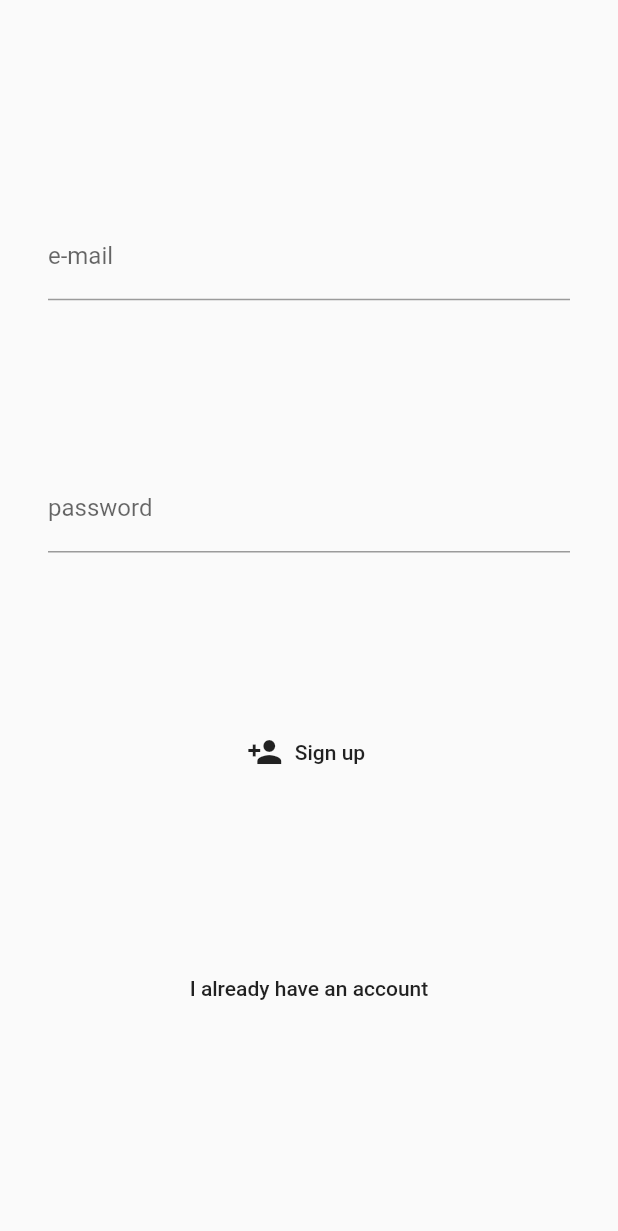
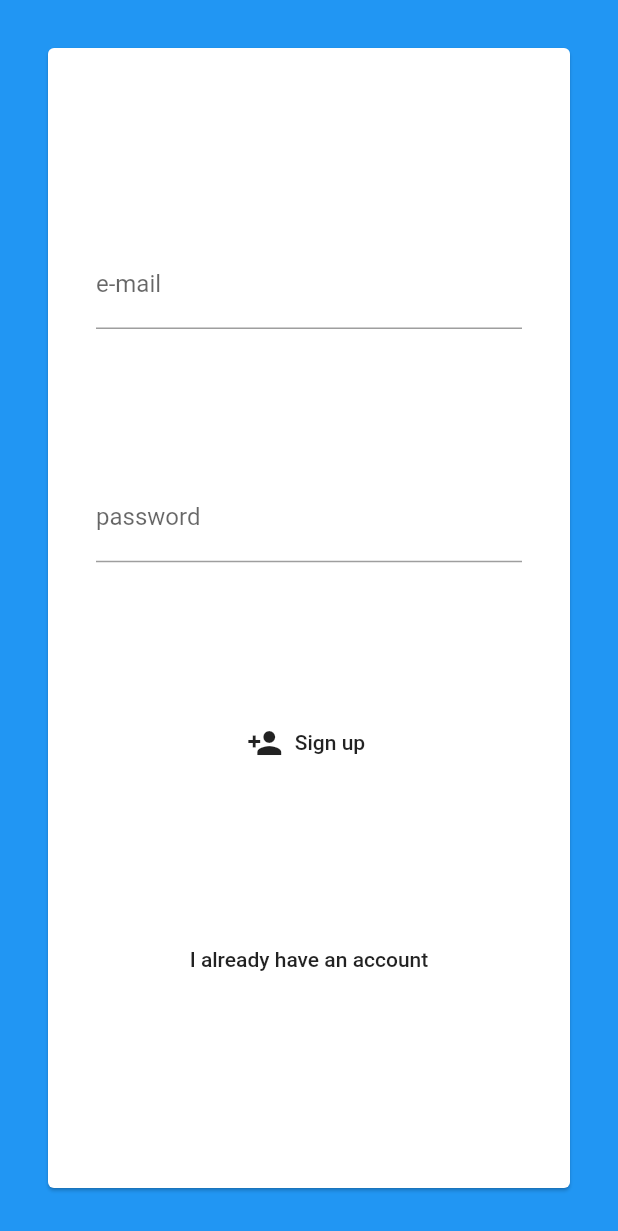
Before and after one commit to didof/goodmate, a Flutter app: the screen it shows after launch, on a phone screen of 412 x 824 dp. Shown: the top 1231 px of the screen. Run offline on Flutter 3.47's test engine with Material 2 defaults, Android fonts, the phone set to English and light mode, and no system bars; our stand-ins replace bloc, cloud_firestore, dartz, data_connection_checker, firebase_auth, firebase_core and 2 more; accounts and stored records are empty.

Commit message:
fixed get_it

```diff
--- a/lib/features/auth/presentation/bloc/authentication_bloc.dart
+++ b/lib/features/auth/presentation/bloc/authentication_bloc.dart
@@ -24,13 +24,13 @@ class AuthenticationBloc
     @required this.useCreateUserWithEmailAndPassword,
     @required this.useSignInUserWithEmailAndPassword,
     @required this.useSignOut,
-  }) : super(AuthenticationInitial());
+  }) : super(AuthenticationInitial(indexPage: 0));
 
   @override
   Stream<AuthenticationState> mapEventToState(
     AuthenticationEvent event,
   ) async* {
-    yield AuthenticationInitial();
+    yield AuthenticationInitial(indexPage: 0);
     if (event is TriggerCreateUserWithEmailAndPassword) {
       yield AuthenticationWaiting();
       final Either<Failure, UserCredential> user =
@@ -68,6 +68,9 @@ class AuthenticationBloc
     } else if (event is TriggerSignout) {
       yield AuthenticationWaiting();
       await useSignOut();
+      yield AuthenticationInitial(indexPage: 1);
+    } else if (event is TriggerShiftToPage) {
+      yield AuthenticationInitial(indexPage: event.indexPage);
     }
   }
 }
--- a/lib/features/auth/presentation/bloc/authentication_event.dart
+++ b/lib/features/auth/presentation/bloc/authentication_event.dart
@@ -40,3 +40,8 @@ class TriggerSignInUserWithEmailAndPassword extends AuthenticationEvent {
 }
 
 class TriggerSignout extends AuthenticationEvent {}
+
+class TriggerShiftToPage extends AuthenticationEvent {
+  final int indexPage;
+  TriggerShiftToPage(this.indexPage);
+}
--- a/lib/features/auth/presentation/bloc/authentication_state.dart
+++ b/lib/features/auth/presentation/bloc/authentication_state.dart
@@ -3,7 +3,10 @@ part of 'authentication_bloc.dart';
 @immutable
 abstract class AuthenticationState {}
 
-class AuthenticationInitial extends AuthenticationState {}
+class AuthenticationInitial extends AuthenticationState {
+  final int indexPage;
+  AuthenticationInitial({@required this.indexPage});
+}
 
 class AuthenticationWaiting extends AuthenticationState {}
 
--- /dev/null
+++ b/lib/features/auth/presentation/screens/authentication_methods/authentication_methods.dart
@@ -0,0 +1,34 @@
+import 'package:flutter/material.dart';
+import 'package:flutter_architecture_scaffold/features/auth/presentation/screens/authentication_methods/signin_screen.dart';
+import 'package:flutter_architecture_scaffold/features/auth/presentation/screens/authentication_methods/signup_screen.dart';
+
+export 'package:flutter_architecture_scaffold/features/auth/presentation/screens/authentication_methods/signup_screen.dart';
+export 'package:flutter_architecture_scaffold/features/auth/presentation/screens/authentication_methods/signin_screen.dart';
+
+enum AuthMethods {
+  Signup,
+  Signin,
+}
+
+final Map<AuthMethods, Widget> authenticationMethods = {
+  AuthMethods.Signup: SignupScreen(),
+  AuthMethods.Signin: SigninScreen(),
+};
+
+List<Widget> mapAuthenticationMethods({
+  List<AuthMethods> exceptFor,
+  Widget Function(Widget) wrapChildrenWith,
+}) {
+  var methods = {...authenticationMethods};
+  if (exceptFor != null) {
+    exceptFor.forEach((exceptedMethod) {
+      methods.remove(exceptedMethod);
+    });
+  }
+  return methods.values.map((e) {
+    if (wrapChildrenWith != null)
+      return wrapChildrenWith(e);
+    else
+      return e;
+  }).toList();
+}
--- a/lib/features/auth/presentation/screens/authentication_screen.dart
+++ b/lib/features/auth/presentation/screens/authentication_screen.dart
@@ -1,7 +1,6 @@
 import 'package:flutter/material.dart';
 import 'package:flutter_architecture_scaffold/features/auth/presentation/bloc/authentication_bloc.dart';
-import 'package:flutter_architecture_scaffold/features/auth/presentation/screens/authentication_methods/signin_screen.dart';
-import 'package:flutter_architecture_scaffold/features/auth/presentation/screens/authentication_methods/signup_screen.dart';
+import 'package:flutter_architecture_scaffold/features/auth/presentation/screens/authentication_methods/authentication_methods.dart';
 import 'package:flutter_architecture_scaffold/injection_container.dart';
 import 'package:flutter_bloc/flutter_bloc.dart';
 
@@ -10,13 +9,74 @@ class AuthenticationScreen extends StatelessWidget {
 
   @override
   Widget build(BuildContext context) {
+    final ThemeData theme = Theme.of(context);
     return Scaffold(
       body: SafeArea(
-        child: BlocProvider(
-          create: (context) => sl<AuthenticationBloc>(),
-          child: SignupScreen(),
+        child: Stack(
+          children: [
+            Container(
+              width: double.infinity,
+              height: double.infinity,
+              color: theme.primaryColor,
+            ),
+            AuthenticationBody(theme)
+          ],
         ),
       ),
     );
   }
 }
+
+class AuthenticationBody extends StatefulWidget {
+  final ThemeData theme;
+  AuthenticationBody(this.theme, {Key key}) : super(key: key);
+
+  @override
+  _AuthenticationBodyState createState() => _AuthenticationBodyState();
+}
+
+class _AuthenticationBodyState extends State<AuthenticationBody> {
+  PageController _pageController;
+
+  @override
+  void initState() {
+    _pageController = PageController(initialPage: 0);
+    super.initState();
+  }
+
+  @override
+  void dispose() {
+    _pageController.dispose();
+    super.dispose();
+  }
+
+  Widget _buildCard(Widget child) {
+    return Card(
+      margin: const EdgeInsets.all(32.0),
+      child: child,
+    );
+  }
+
+  void _shiftToPage(int index) {
+    _pageController.animateToPage(
+      index,
+      duration: Duration(milliseconds: 800),
+      curve: Curves.easeInOut,
+    );
+  }
+
+  @override
+  Widget build(BuildContext context) {
+    return BlocListener<AuthenticationBloc, AuthenticationState>(
+      listener: (context, state) {
+        if (state is AuthenticationInitial) {
+          _shiftToPage(state.indexPage);
+        }
+      },
+      child: PageView(
+        controller: _pageController,
+        children: mapAuthenticationMethods(wrapChildrenWith: _buildCard),
+      ),
+    );
+  }
+}
--- a/lib/features/dashboard/data/repository_impl.dart
+++ b/lib/features/dashboard/data/repository_impl.dart
@@ -6,7 +6,7 @@ import 'package:flutter_architecture_scaffold/features/dashboard/data/datasource
 import 'package:flutter_architecture_scaffold/features/dashboard/domain/repository_contract.dart';
 
 class CloudRepositoryImpl extends CloudRepositoryContract {
-  final CloudDatasourceRemote datasource;
+  final CloudDatasourceContract datasource;
   CloudRepositoryImpl({@required this.datasource});
 
   @override
--- a/lib/features/dashboard/domain/repository_contract.dart
+++ b/lib/features/dashboard/domain/repository_contract.dart
@@ -1,7 +1,8 @@
 import 'package:cloud_firestore/cloud_firestore.dart';
 import 'package:dartz/dartz.dart';
+import 'package:meta/meta.dart';
 import 'package:flutter_architecture_scaffold/core/entities/failures.dart';
 
 abstract class CloudRepositoryContract {
-  Future<Either<Failure, DocumentSnapshot>> retrieveUser();
+  Future<Either<Failure, DocumentSnapshot>> retrieveUser({@required String id});
 }
--- a/lib/features/dashboard/domain/usecases/use_retrieve_user.dart
+++ b/lib/features/dashboard/domain/usecases/use_retrieve_user.dart
@@ -1,14 +1,14 @@
 import 'package:cloud_firestore/cloud_firestore.dart';
 import 'package:dartz/dartz.dart';
+import 'package:flutter_architecture_scaffold/features/dashboard/domain/repository_contract.dart';
 import 'package:meta/meta.dart';
 
 import 'package:flutter_architecture_scaffold/core/entities/failures.dart';
 import 'package:flutter_architecture_scaffold/core/entities/params.dart';
 import 'package:flutter_architecture_scaffold/core/usecases/usecases_contract.dart';
-import 'package:flutter_architecture_scaffold/features/dashboard/data/repository_impl.dart';
 
 class UseRetrieveUser extends UseCase<DocumentSnapshot, RetrieveUserParams> {
-  final CloudRepositoryImpl repository;
+  final CloudRepositoryContract repository;
   UseRetrieveUser({@required this.repository});
 
   @override
--- a/lib/main.dart
+++ b/lib/main.dart
@@ -4,10 +4,13 @@ import 'package:firebase_core/firebase_core.dart';
 import 'package:flutter/material.dart';
 import 'package:flutter_architecture_scaffold/core/providers/current_user.dart';
 import 'package:flutter_architecture_scaffold/core/providers/instances.dart';
+import 'package:flutter_architecture_scaffold/features/auth/presentation/bloc/authentication_bloc.dart';
 import 'package:flutter_architecture_scaffold/features/auth/presentation/screens/authentication_screen.dart';
 import 'package:flutter_architecture_scaffold/features/auth/presentation/screens/checking_authentication_state_screen.dart';
 import 'package:flutter_architecture_scaffold/features/auth/presentation/screens/authentication_methods/signup_screen.dart';
 import 'package:flutter_architecture_scaffold/features/dashboard/presentation/screens/screen.dart';
+import 'package:flutter_architecture_scaffold/injection_container.dart';
+import 'package:flutter_bloc/flutter_bloc.dart';
 import 'package:provider/provider.dart';
 
 import 'injection_container.dart' as di;
@@ -33,14 +36,14 @@ class App extends StatelessWidget {
         ),
       ],
       builder: (context, child) {
-        final instances = Provider.of<Instances>(context, listen: false);
-        return MaterialApp(
+        return BlocProvider(
+          create: (context) => sl<AuthenticationBloc>(),
+          child: MaterialApp(
             title: 'GoodMate',
             debugShowCheckedModeBanner: false,
             home: StreamBuilder(
-            stream: instances.firebaseAuth.authStateChanges(),
+              stream: FirebaseAuth.instance.authStateChanges(),
               builder: (BuildContext context, AsyncSnapshot<User> snapshot) {
-              print('changed $snapshot');
                 if (snapshot.connectionState == ConnectionState.waiting) {
                   return CheckingAuthenticationStateScreen();
                 }
@@ -52,6 +55,7 @@ class App extends StatelessWidget {
                 return AuthenticationScreen();
               },
             ),
+          ),
         );
       },
     );
```
Also changed, not shown: lib/features/auth/presentation/screens/authentication_methods/signin_screen.dart (+7 -4 lines), lib/features/auth/presentation/screens/authentication_methods/signup_screen.dart (+7 -42 lines), lib/features/dashboard/presentation/screens/screen.dart (+5 -9 lines). Lines whose indentation alone changed are shown as unchanged.
